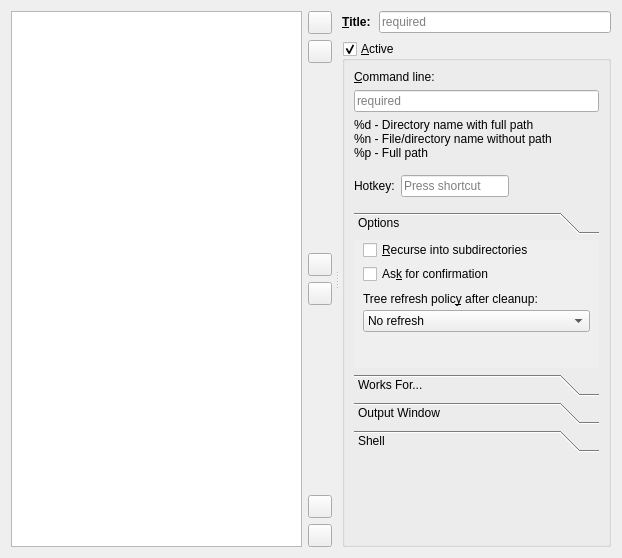
Before: the Qt Designer form src/cleanup-config-page.ui in Lithopsian/qt6dirstat, drawn with Qt 5.
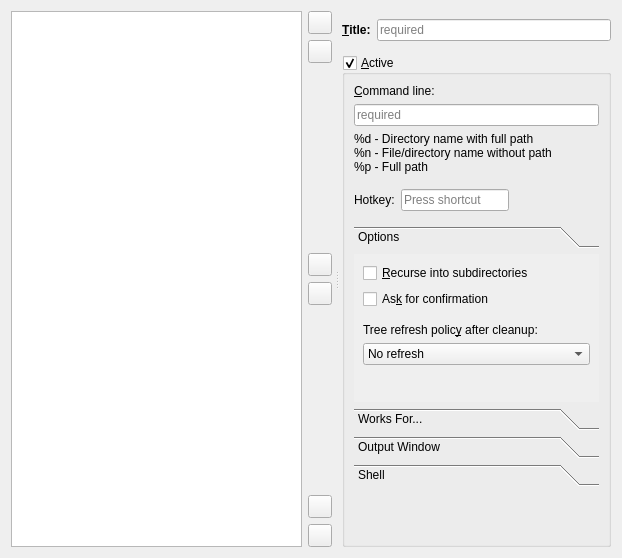
After: the same form once the commit is applied. Icons and pictures are not drawn.

Commit message: Adjust spacing in the UI

What changed in the file:
```diff
--- a/src/cleanup-config-page.ui
+++ b/src/cleanup-config-page.ui
@@ -140,11 +140,14 @@
      </widget>
      <widget class="QWidget" name="rightColumnWidget">
       <layout class="QVBoxLayout" name="verticalLayout_3">
-       <property name="spacing">
-        <number>8</number>
-       </property>
        <item>
         <layout class="QHBoxLayout" name="horizontalLayout_2">
+         <property name="topMargin">
+          <number>8</number>
+         </property>
+         <property name="bottomMargin">
+          <number>8</number>
+         </property>
          <item>
           <widget class="QLabel" name="titleCaption">
            <property name="font">
@@ -284,7 +287,7 @@
             <property name="minimumSize">
              <size>
               <width>0</width>
-              <height>240</height>
+              <height>260</height>
              </size>
             </property>
             <property name="toolTip">
@@ -298,10 +301,16 @@
               <rect>
                <x>0</x>
                <y>0</y>
-               <width>256</width>
-               <height>128</height>
+               <width>268</width>
+               <height>122</height>
               </rect>
              </property>
+             <property name="sizePolicy">
+              <sizepolicy hsizetype="Preferred" vsizetype="Fixed">
+               <horstretch>0</horstretch>
+               <verstretch>0</verstretch>
+              </sizepolicy>
+             </property>
              <property name="toolTip">
               <string>Recurse, confirmation, and refresh policy options</string>
              </property>
@@ -309,16 +318,10 @@
               <string>Options</string>
              </attribute>
              <layout class="QVBoxLayout" name="verticalLayout_9">
-              <property name="spacing">
-               <number>8</number>
-              </property>
-              <property name="topMargin">
-               <number>0</number>
-              </property>
               <item>
                <layout class="QVBoxLayout" name="verticalLayout_8">
-                <property name="spacing">
-                 <number>4</number>
+                <property name="bottomMargin">
+                 <number>8</number>
                 </property>
                 <item>
                  <widget class="QCheckBox" name="recurseCheckBox">
@@ -344,9 +347,6 @@
               </item>
               <item>
                <layout class="QVBoxLayout" name="verticalLayout_2">
-                <property name="spacing">
-                 <number>4</number>
-                </property>
                 <item>
                  <widget class="QLabel" name="refreshPolicyCaption">
                   <property name="text">
@@ -386,19 +386,6 @@
                 </item>
                </layout>
               </item>
-              <item>
-               <spacer name="optionsPageSpacer">
-                <property name="orientation">
-                 <enum>Qt::Vertical</enum>
-                </property>
-                <property name="sizeHint" stdset="0">
-                 <size>
-                  <width>0</width>
-                  <height>0</height>
-                 </size>
-                </property>
-               </spacer>
-              </item>
              </layout>
             </widget>
             <widget class="QWidget" name="worksForPage">
```
Left out of the diff: 73 changed lines with no effect on the pictures. The commit also changes 6 other files.
